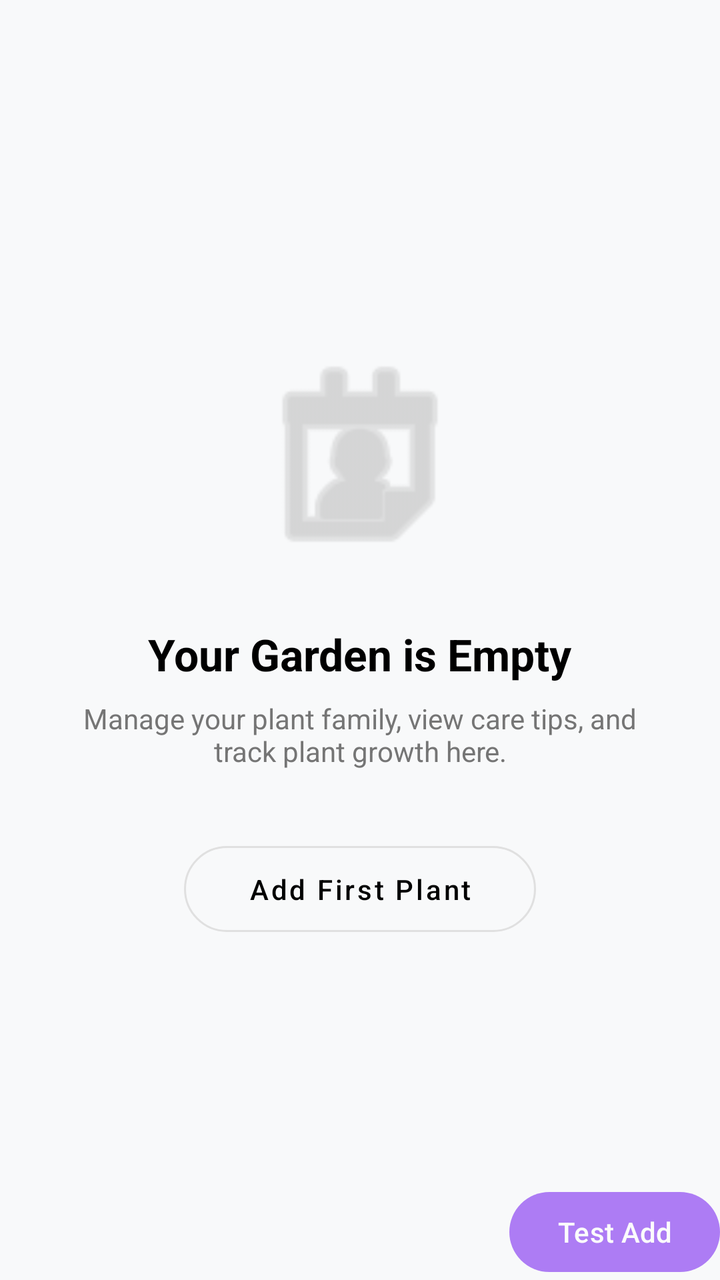
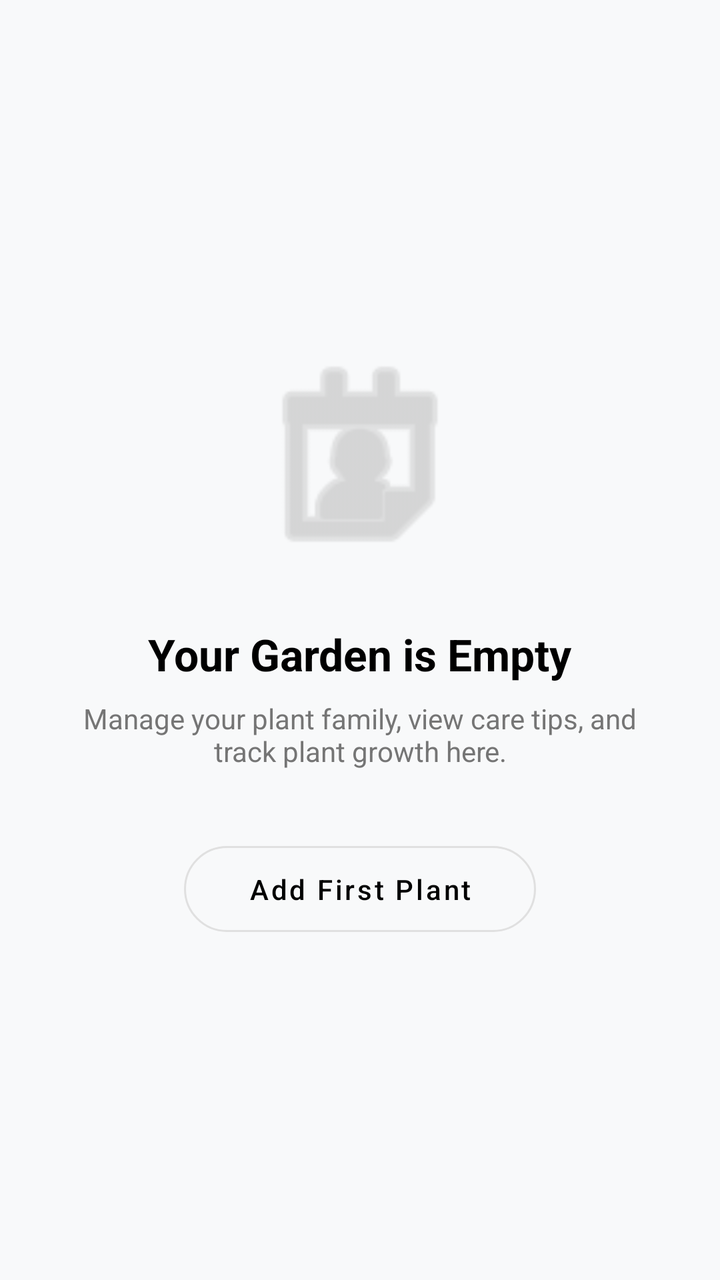

Screens rendered from an Android XML layout before and after an edit, with the pre-edit source and the edit as a unified diff.
<!-- AndroidManifest.xml: application theme Theme.LeafyApp -->
<!-- res/layout/fragment_my_plants.xml -->
<?xml version="1.0" encoding="utf-8"?>
<androidx.constraintlayout.widget.ConstraintLayout xmlns:android="http://schemas.android.com/apk/res/android"
    xmlns:app="http://schemas.android.com/apk/res-auto"
    android:layout_width="match_parent"
    android:layout_height="match_parent"
    android:background="#F8F9FA">

    
    
    <androidx.recyclerview.widget.RecyclerView
        android:id="@+id/rv_my_plants"
        android:layout_width="match_parent"
        android:layout_height="0dp"
        android:clipToPadding="false"
        android:paddingBottom="80dp"
        android:visibility="gone"
        app:layout_constraintBottom_toBottomOf="parent"
        app:layout_constraintTop_toTopOf="parent" />

    
    
    <LinearLayout
        android:id="@+id/layout_empty_state"
        android:layout_width="match_parent"
        android:layout_height="wrap_content"
        android:gravity="center"
        android:orientation="vertical"
        android:padding="32dp"
        app:layout_constraintBottom_toBottomOf="parent"
        app:layout_constraintTop_toTopOf="parent">

        
        <ImageView
            android:layout_width="150dp"
            android:layout_height="120dp"
            android:layout_marginBottom="24dp"
            android:src="@android:drawable/ic_menu_my_calendar"
            app:tint="#BDBDBD" />

        <TextView
            android:layout_width="wrap_content"
            android:layout_height="wrap_content"
            android:text="Your Garden is Empty"
            android:textColor="#000000"
            android:textSize="22sp"
            android:textStyle="bold" />

        <TextView
            android:layout_width="wrap_content"
            android:layout_height="wrap_content"
            android:layout_marginTop="8dp"
            android:text="Manage your plant family, view care tips, and track plant growth here."
            android:textAlignment="center"
            android:textColor="#757575"
            android:textSize="14sp" />

        
        <com.google.android.material.button.MaterialButton
            android:id="@+id/btn_add_first_plant"
            style="@style/Widget.MaterialComponents.Button.OutlinedButton"
            android:layout_width="wrap_content"
            android:layout_height="wrap_content"
            android:layout_marginTop="32dp"
            android:paddingHorizontal="32dp"
            android:paddingVertical="12dp"
            android:text="Add First Plant"
            android:textAllCaps="false"
            android:textColor="#000000"
            app:cornerRadius="24dp"
            app:strokeColor="#E0E0E0"
            app:strokeWidth="1dp" />

    </LinearLayout>

    
    <Button
        android:id="@+id/btn_test_add_debug"
        android:layout_width="wrap_content"
        android:layout_height="wrap_content"
        android:text="Test Add"
        android:alpha="0.5"
        app:layout_constraintBottom_toBottomOf="parent"
        app:layout_constraintEnd_toEndOf="parent" />

</androidx.constraintlayout.widget.ConstraintLayout>
<!-- resources referenced by this layout -->
<resources>
  <style name="Theme.LeafyApp" parent="Theme.Material3.DayNight.NoActionBar">
          
          <item name="android:windowNoTitle">true</item>
          <item name="windowNoTitle">true</item>
  
          
          <item name="android:windowFullscreen">true</item>
          <item name="android:statusBarColor">@android:color/transparent</item>
  
          
          <item name="colorPrimary">@color/purple_500</item>
          <item name="colorOnPrimary">@color/white</item>
          <item name="colorSecondary">@color/teal_200</item>
      </style>
  <color name="purple_500">#FF6200EE</color>
  <color name="white">#FFFFFFFF</color>
  <color name="teal_200">#FF03DAC5</color>
</resources>

<!-- the commit's change to res/layout/fragment_my_plants.xml (unified diff, before → after) -->
@@ -72,14 +72,5 @@
 
     </LinearLayout>
 
-    
-    <Button
-        android:id="@+id/btn_test_add_debug"
-        android:layout_width="wrap_content"
-        android:layout_height="wrap_content"
-        android:text="Test Add"
-        android:alpha="0.5"
-        app:layout_constraintBottom_toBottomOf="parent"
-        app:layout_constraintEnd_toEndOf="parent" />
 
 </androidx.constraintlayout.widget.ConstraintLayout>
